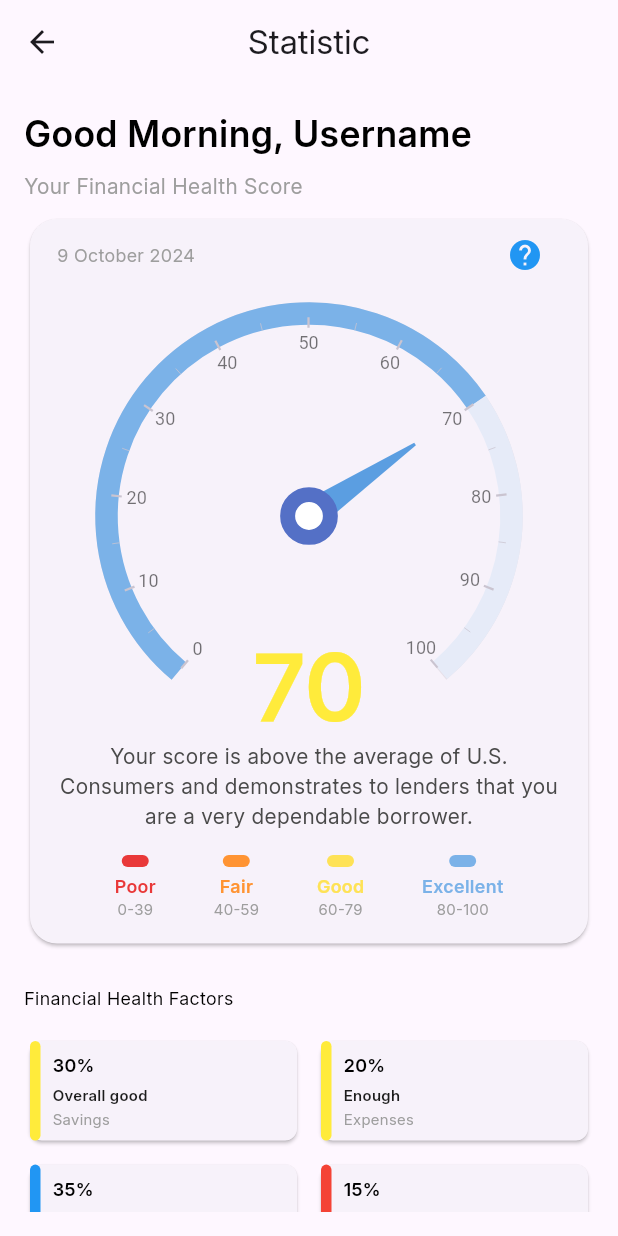
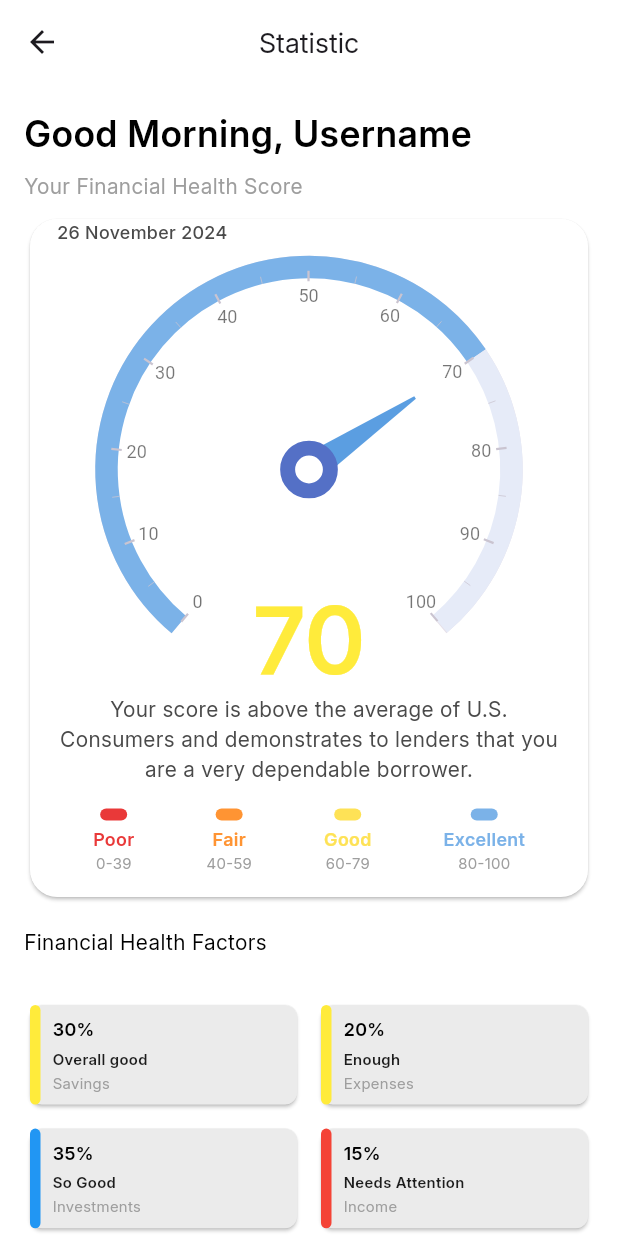
Before and after one commit to RivaldoPardede/Expenser-Mobile, a Flutter app: the StatisticPage screen opened directly, on a phone screen of 412 x 824 dp. Run offline on Flutter 3.47's test engine with Material 3 defaults, Android fonts, the phone set to English and light mode, and no system bars; drawn by our look-alikes of syncfusion_flutter_gauges; our stand-ins replace cloud_firestore, firebase_auth, firebase_core, fl_chart, flutter_svg, google_sign_in; missing offline and left inert: currency_picker, currency_textfield; accounts and stored records are empty; generated files the repository leaves out were written again.

Commit message:
feat: complete statistic layout

```diff
--- a/lib/styles/color.dart
+++ b/lib/styles/color.dart
@@ -6,3 +6,5 @@ Color blue  = const Color(0xff4391DE);
 Color grey = const Color(0xff4A4A4A);
 Color white = const Color(0xffFFFFFF);
 Color yellow = const Color(0xfffedf00);
+Color darkGrey = const Color(0xff4A4A4A);
+Color lightGrey = const Color(0xffEBEBEB);
--- a/lib/views/statistic/statistic_page.dart
+++ b/lib/views/statistic/statistic_page.dart
@@ -1,5 +1,5 @@
+import 'package:flutter/material.dart';
 import 'package:final_project/views/statistic/widgets/financial_health_score.dart';
-import 'package:flutter/material.dart';
 import './widgets/financial_factor_card.dart';
 
 class StatisticPage extends StatefulWidget {
@@ -13,20 +13,32 @@ class _StatisticPageState extends State<StatisticPage> {
   @override
   Widget build(BuildContext context) {
     return Scaffold(
-      appBar: AppBar(
-        title: const Text("Statistic"),
-        centerTitle: true,
-        leading: IconButton(
-          icon: const Icon(Icons.arrow_back),
-          onPressed: () {
-            //TODO: Implement back action
-          },
+      backgroundColor: Colors.white,
+      body: CustomScrollView(
+        slivers: [
+          SliverAppBar(
+            backgroundColor: Colors.white,
+            floating: false,
+            pinned: false,
+            flexibleSpace: FlexibleSpaceBar(
+              title: const Text(
+                "Statistic",
+                style: TextStyle(
+                  fontSize: 18,
+                  fontWeight: FontWeight.w300,
                 ),
               ),
-      body: SafeArea(
-        child: Padding(
+              centerTitle: true,
+              background: Container(
+                color: Colors.white,
+              ),
+            ),
+          ),
+          SliverList(
+            delegate: SliverChildListDelegate(
+              [
+                Padding(
                   padding: const EdgeInsets.all(16.0),
-          child: SingleChildScrollView(
                   child: Column(
                     crossAxisAlignment: CrossAxisAlignment.start,
                     children: [
@@ -35,27 +47,37 @@ class _StatisticPageState extends State<StatisticPage> {
                         style: TextStyle(
                           fontSize: 24,
                           fontWeight: FontWeight.bold,
-                      color: Colors.black
+                          color: Colors.black,
                         ),
                       ),
                       const SizedBox(height: 8),
                       const Text(
                         "Your Financial Health Score",
-                  style: TextStyle(fontSize: 14, color: Colors.grey),
+                        style: TextStyle(
+                          fontSize: 14,
+                          color: Colors.grey,
+                          fontWeight: FontWeight.w300,
+                        ),
                       ),
                       const SizedBox(height: 8),
                       financialHealthScore(),
-                const SizedBox(height: 24),
+                      const SizedBox(height: 16),
                       const Text(
                         "Financial Health Factors",
-                  style: TextStyle(fontSize: 12, color: Colors.black),
+                        style: TextStyle(
+                          fontSize: 14,
+                          color: Colors.black,
+                          fontWeight: FontWeight.w300,
                         ),
-                const SizedBox(height: 16),
+                      ),
+                      const SizedBox(height: 28),
                       financialFactorCard(),
                       const SizedBox(height: 16),
                       Padding(
                         padding: const EdgeInsets.symmetric(
-                      horizontal: 16.0, vertical: 16.0),
+                          horizontal: 16.0,
+                          vertical: 16.0,
+                        ),
                         child: ElevatedButton(
                           onPressed: () {
                             // TODO: Implement financial history action
@@ -82,7 +104,10 @@ class _StatisticPageState extends State<StatisticPage> {
                     ],
                   ),
                 ),
+              ],
             ),
+          ),
+        ],
       ),
     );
   }
--- a/lib/views/statistic/widgets/financial_factor_card.dart
+++ b/lib/views/statistic/widgets/financial_factor_card.dart
@@ -1,3 +1,4 @@
+import 'package:final_project/styles/color.dart';
 import 'package:flutter/material.dart';
 
 Widget financialFactorCard() {
@@ -5,10 +6,11 @@ Widget financialFactorCard() {
     {"label": "Savings", "percentage": "30%", "status": "Overall good", "color": Colors.yellow},
     {"label": "Expenses", "percentage": "20%", "status": "Enough", "color": Colors.yellow},
     {"label": "Investments", "percentage": "35%", "status": "So Good", "color": Colors.blue},
-    {"label": "Debt", "percentage": "15%", "status": "Needs Attention", "color": Colors.red},
+    {"label": "Income", "percentage": "15%", "status": "Needs Attention", "color": Colors.red},
   ];
 
   return GridView.builder(
+    padding: EdgeInsets.zero,
     shrinkWrap: true,
     physics: const NeverScrollableScrollPhysics(),
     gridDelegate: const SliverGridDelegateWithFixedCrossAxisCount(
@@ -21,6 +23,7 @@ Widget financialFactorCard() {
     itemBuilder: (context, index) {
       final factor = factors[index];
       return Card(
+        color: lightGrey,
         shape: RoundedRectangleBorder(borderRadius: BorderRadius.circular(8)),
         child: Row(
           children: [
--- a/lib/views/statistic/widgets/financial_health_score.dart
+++ b/lib/views/statistic/widgets/financial_health_score.dart
@@ -1,8 +1,12 @@
 import 'package:flutter/material.dart';
+import 'package:intl/intl.dart';
 import 'package:syncfusion_flutter_gauges/gauges.dart';
+
+import '../../../styles/color.dart';
 
 Widget financialHealthScore() {
   return Card(
+    color: Colors.white,
     shape: RoundedRectangleBorder(borderRadius: BorderRadius.circular(18)),
     child: Padding(
       padding: const EdgeInsets.symmetric(horizontal: 18.0),
@@ -11,15 +15,13 @@ Widget financialHealthScore() {
           Row(
             mainAxisAlignment: MainAxisAlignment.spaceBetween,
             children: [
-              const Text(
-                "9 October 2024",
-                style: TextStyle(fontSize: 12, color: Colors.grey),
-              ),
-              IconButton(
-                icon: const Icon(Icons.help_outlined, color: Colors.blue),
-                onPressed: () {
-                  // Implement help action
-                },
+               Text(
+                DateFormat('d MMMM yyyy').format(DateTime.now()),
+                style: TextStyle(
+                  fontSize: 12,
+                  color: darkGrey,
+                  fontWeight: FontWeight.w500
+                ),
               ),
             ],
           ),
@@ -107,7 +109,7 @@ Widget _buildScoreLegend() {
   ];
 
   return Row(
-    mainAxisAlignment: MainAxisAlignment.spaceEvenly,
+    mainAxisAlignment: MainAxisAlignment.spaceAround,
     children: legendItems.map((item) {
       return Column(
         children: [
```
Lines whose indentation alone changed are shown as unchanged.
